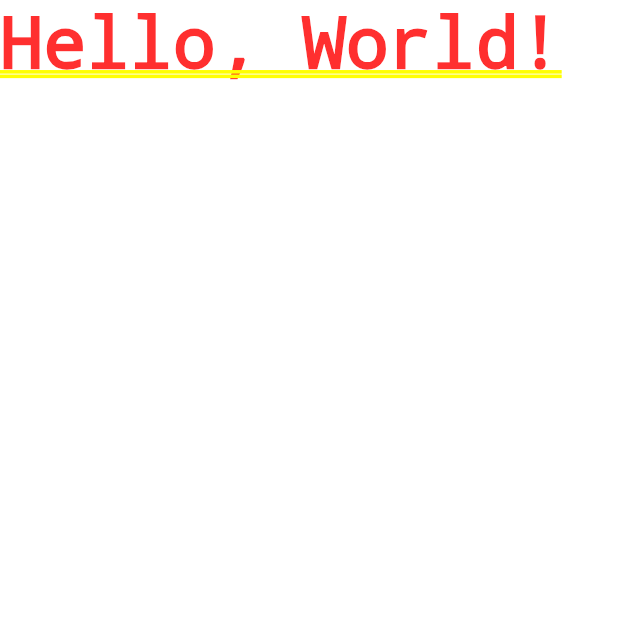
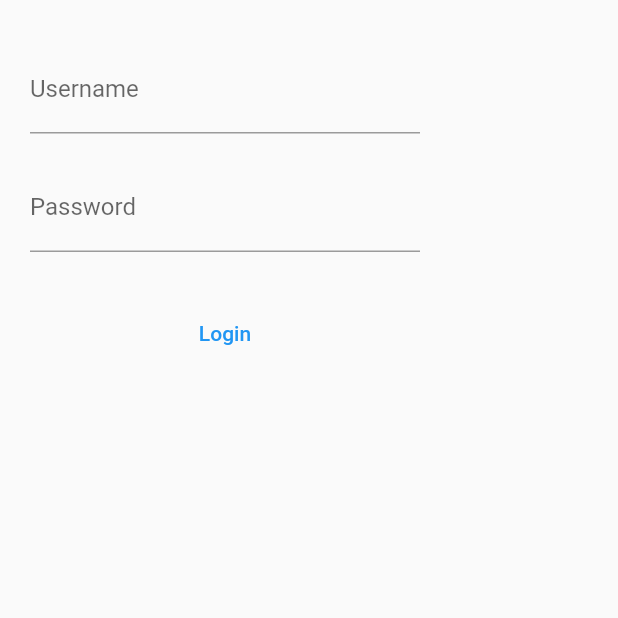
Before and after one commit to nethzsumang/encrypted_notes, a Flutter app: the screen it shows after launch, on a phone screen of 412 x 824 dp, the top half of it. Run offline on Flutter 3.47's test engine with Material 2 defaults, Android fonts, the phone set to English and light mode, and no system bars; our stand-ins replace after_layout, flutter_secure_storage, go_router; missing offline and left inert: encrypt, password_hash_plus.

Commit message:
wip: sample ui

```diff
--- /dev/null
+++ b/lib/app/pages/home_page.dart
@@ -0,0 +1,16 @@
+import 'package:flutter/material.dart';
+
+class HomePage extends StatefulWidget {
+  const HomePage({Key? key}) : super(key: key);
+
+  @override
+  HomePageState createState() => HomePageState();
+}
+
+class HomePageState extends State<HomePage> {
+  @override
+  Widget build(BuildContext context) {
+    return const Text('Home Page!');
+  }
+
+}
--- a/lib/app/pages/index_page.dart
+++ b/lib/app/pages/index_page.dart
@@ -1,9 +1,9 @@
 import 'package:after_layout/after_layout.dart';
-import 'package:encrypted_notes/app/components/reusable/custom_dialog.dart';
 import 'package:encrypted_notes/app/libraries/encryption_library.dart';
 import 'package:flutter_secure_storage/flutter_secure_storage.dart';
 
 import 'package:flutter/material.dart';
+import 'package:go_router/go_router.dart';
 
 class IndexPage extends StatefulWidget {
   const IndexPage({Key? key}) : super(key: key);
@@ -30,7 +30,48 @@ class IndexPageState extends State<IndexPage> with AfterLayoutMixin<IndexPage> {
 
   @override
   Widget build(BuildContext context) {
-    return const Text('Hello, World!');
+    if (hasSetupAccount) {
+      GoRouter.of(context).go('/home');
+    }
+    return Scaffold(
+       body: SizedBox(
+          height: 300,
+          width: 300,
+          child: Column(
+            mainAxisAlignment: MainAxisAlignment.start,
+            crossAxisAlignment: CrossAxisAlignment.start,
+            children: <Widget>[
+              const Padding(
+                padding: EdgeInsets.only(left: 20, top: 30, right: 20),
+                child: TextField(
+                  decoration: InputDecoration(
+                      labelText: 'Username',
+                      hintText: 'Enter your username'
+                  ),
+                )
+              ),
+              const Padding(
+                padding: EdgeInsets.only(left: 20, top: 20, right: 20),
+                child: TextField(
+                  decoration: InputDecoration(
+                      labelText: 'Password',
+                      hintText: 'Enter your password'
+                  ),
+                  obscureText: true,
+                )
+              ),
+              Padding(
+                padding: const EdgeInsets.only(top: 30),
+                child: Center(
+                  child: TextButton(
+                    onPressed: () { },
+                    child: const Text('Login')
+                  ),
+                )
+              )
+            ]
+          ),
+      )
+    );
   }
-
 }
--- a/lib/app/router/routes.dart
+++ b/lib/app/router/routes.dart
@@ -1,3 +1,4 @@
+import 'package:encrypted_notes/app/pages/home_page.dart';
 import 'package:go_router/go_router.dart';
 import 'package:encrypted_notes/app/pages/index_page.dart';
 import 'package:encrypted_notes/app/pages/counter_page.dart';
@@ -12,5 +13,9 @@ var router = GoRouter(
       path: '/counter',
       builder: (context, state) =>  const CounterPage(title: 'Flutter Demo Home Page'),
     ),
+    GoRoute(
+      path: '/home',
+      builder: (context, state) => const HomePage()
+    )
   ],
 );
```
